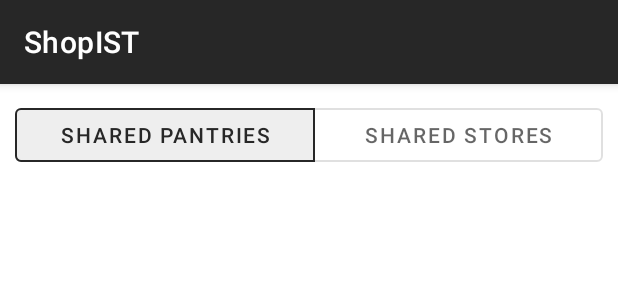
After one commit to andretmarques/ShopIST, an Android app: the layout activity_shared_pantries_shops.xml on its own in the app's theme, with its tools: preview values and no code run, on a phone screen of 412 x 824 dp. The commit adds this screen. Shown: the top 300 px of the screen. Run offline under Robolectric (Android 15) with nearby library versions, the phone set to English and light mode, and no system bars.

Commit message:
Shared pantries appear. cannot click

```diff
--- a/app/src/main/AndroidManifest.xml
+++ b/app/src/main/AndroidManifest.xml
@@ -46,6 +46,7 @@
         <activity android:name=".ScanBarcodeActivity" />
         <activity android:name=".PriceShopActivity" />
         <activity android:name=".EditProductActivity" />
+        <activity android:name=".SharedPantriesShopsActivity" />
 
         <service
             android:name=".MainActivity"
--- a/app/src/main/java/pt/ulisboa/tecnico/cmov/shopist/PantryInside.java
+++ b/app/src/main/java/pt/ulisboa/tecnico/cmov/shopist/PantryInside.java
@@ -161,9 +161,7 @@ public class PantryInside extends AppCompatActivity implements ItemRecyclerAdapt
             public void onDataChange(@NonNull DataSnapshot snapshot) {
                 for (DataSnapshot singleSnapshot : snapshot.child("Users").getChildren()) {
                     if (singleSnapshot.child("email").getValue().toString().equals(email)) {
-                        Log.d("olaolaola", String.valueOf(singleSnapshot.getValue()));
-
-                        myRef.child("Users").child(singleSnapshot.getKey()).child("Pantries").child("Shared").child("Pantry").child(pantryId).setValue(newSharedPantry);
+                        myRef.child("Users").child(singleSnapshot.getKey()).child("SharedPantries").child(pantryId).setValue(newSharedPantry);
                         break;
                     }
                 }
--- /dev/null
+++ b/app/src/main/res/drawable/ic_baseline_group_24_white.xml
@@ -0,0 +1,5 @@
+<vector android:height="24dp" android:tint="#FFFFFF"
+    android:viewportHeight="24" android:viewportWidth="24"
+    android:width="24dp" xmlns:android="http://schemas.android.com/apk/res/android">
+    <path android:fillColor="@android:color/white" android:pathData="M16,11c1.66,0 2.99,-1.34 2.99,-3S17.66,5 16,5c-1.66,0 -3,1.34 -3,3s1.34,3 3,3zM8,11c1.66,0 2.99,-1.34 2.99,-3S9.66,5 8,5C6.34,5 5,6.34 5,8s1.34,3 3,3zM8,13c-2.33,0 -7,1.17 -7,3.5L1,19h14v-2.5c0,-2.33 -4.67,-3.5 -7,-3.5zM16,13c-0.29,0 -0.62,0.02 -0.97,0.05 1.16,0.84 1.97,1.97 1.97,3.45L17,19h6v-2.5c0,-2.33 -4.67,-3.5 -7,-3.5z"/>
+</vector>
--- /dev/null
+++ b/app/src/main/res/layout/activity_shared_pantries_shops.xml
@@ -0,0 +1,78 @@
+<?xml version="1.0" encoding="utf-8"?>
+<androidx.constraintlayout.widget.ConstraintLayout xmlns:android="http://schemas.android.com/apk/res/android"
+    xmlns:app="http://schemas.android.com/apk/res-auto"
+    xmlns:tools="http://schemas.android.com/tools"
+    android:layout_width="match_parent"
+    android:layout_height="match_parent"
+    tools:context=".MainActivity">
+
+    <androidx.appcompat.widget.Toolbar
+        android:id="@+id/toolbar_main"
+        android:layout_width="match_parent"
+        android:layout_height="?attr/actionBarSize"
+        android:background="@color/darkGrey"
+        android:elevation="4dp"
+        app:layout_constraintTop_toTopOf="parent"
+        app:title="@string/app_name"
+        app:titleTextColor="@color/white" />
+
+    <com.google.android.material.button.MaterialButtonToggleGroup
+        android:id="@+id/toggleButton"
+        android:layout_width="match_parent"
+        android:layout_height="wrap_content"
+        app:layout_constraintEnd_toEndOf="parent"
+        app:layout_constraintStart_toStartOf="parent"
+        android:paddingTop="10dp"
+        app:singleSelection="true"
+        app:selectionRequired="true"
+        android:layout_marginLeft="10dp"
+        android:layout_marginRight="10dp"
+        app:checkedButton="@+id/shared_pantries"
+        app:layout_constraintTop_toBottomOf="@id/toolbar_main">
+
+        <Button
+            android:id="@+id/shared_pantries"
+            style="?attr/materialButtonOutlinedStyle"
+            android:layout_width="200dp"
+            android:layout_height="match_parent"
+            android:onClick="showPantries"
+            android:layout_gravity="center_horizontal|center"
+            android:text="@string/shared_pantries"
+            />
+
+        <Button
+            android:id="@+id/shared_stores"
+            style="?attr/materialButtonOutlinedStyle"
+            android:layout_width="match_parent"
+            android:layout_height="match_parent"
+            android:onClick="showStores"
+            android:text="@string/shared_stores" />
+
+    </com.google.android.material.button.MaterialButtonToggleGroup>
+
+
+    <androidx.recyclerview.widget.RecyclerView
+        android:id="@+id/pantry_recycler"
+        android:layout_width="411dp"
+        android:layout_height="508dp"
+        app:layout_constraintBottom_toBottomOf="parent"
+        app:layout_constraintEnd_toEndOf="parent"
+        app:layout_constraintHorizontal_bias="0.0"
+        app:layout_constraintStart_toStartOf="parent"
+        app:layout_constraintTop_toBottomOf="@+id/toggleButton"
+        app:layout_constraintVertical_bias="0.266" />
+
+    <androidx.recyclerview.widget.RecyclerView
+        android:id="@+id/shopping_recycler"
+        android:layout_width="411dp"
+        android:layout_height="508dp"
+        app:layout_constraintBottom_toBottomOf="parent"
+        app:layout_constraintEnd_toEndOf="parent"
+        app:layout_constraintHorizontal_bias="0.0"
+        app:layout_constraintStart_toStartOf="parent"
+        app:layout_constraintTop_toBottomOf="@+id/toggleButton"
+        app:layout_constraintVertical_bias="0.266"/>
+
+
+
+</androidx.constraintlayout.widget.ConstraintLayout>
--- a/app/src/main/res/menu/menu_main.xml
+++ b/app/src/main/res/menu/menu_main.xml
@@ -7,6 +7,7 @@
         android:icon="@drawable/ic_baseline_menu_24"
         android:title=""
         app:showAsAction="ifRoom">
+
 
         <menu>
 
@@ -31,4 +32,6 @@
                 />
         </menu>
     </item>
+
+
 </menu>
--- a/app/src/main/res/values/strings.xml
+++ b/app/src/main/res/values/strings.xml
@@ -46,4 +46,6 @@
     <string name="woriduuu">WORIDUUU</string>
     <string name="confirm">Confirm</string>
     <string name="click_to_add_a_price">Click to add a price</string>
+    <string name="shared_stores">Shared Stores</string>
+    <string name="shared_pantries">Shared Pantries</string>
 </resources>
```
Also changed, not shown: app/src/main/java/pt/ulisboa/tecnico/cmov/shopist/MainActivity.java (+40 -7 lines), app/src/main/java/pt/ulisboa/tecnico/cmov/shopist/SharedPantriesShopsActivity.java (added, +85 -0 lines), app/src/main/res/layout/activity_main.xml (+10 -15 lines), app/src/main/res/menu/shared_pantries_shops.xml (added, +10 -0 lines).
